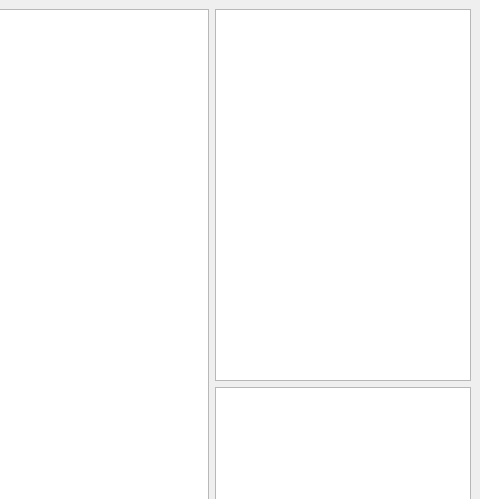
First picture: the form in hase/frontend/mainwindow.ui, repository hase-project/hase, before the edit; both pictures show x 625 to 1105 and y 0 to 499 of the 1105 by 789 pixel window.
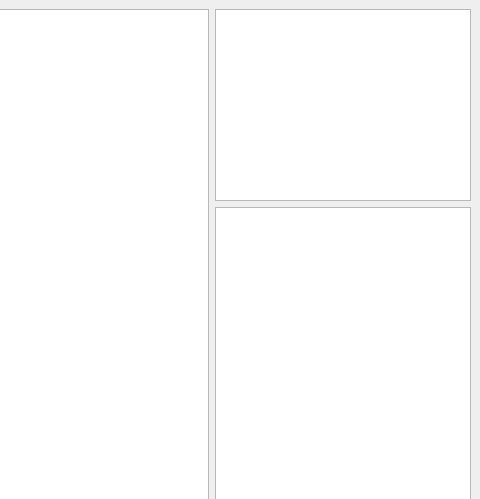
Second picture: the form after the edit. Custom widgets are drawn as their Qt base class.

```diff
--- a/hase/frontend/mainwindow.ui
+++ b/hase/frontend/mainwindow.ui
@@ -53,7 +53,7 @@
       <item>
        <widget class="QTableWidget" name="reg_view">
         <property name="sizePolicy">
-         <sizepolicy hsizetype="Fixed" vsizetype="Expanding">
+         <sizepolicy hsizetype="Fixed" vsizetype="Fixed">
           <horstretch>0</horstretch>
           <verstretch>0</verstretch>
          </sizepolicy>
```
Left out of the diff: 2 changed lines with no effect on the pictures.
